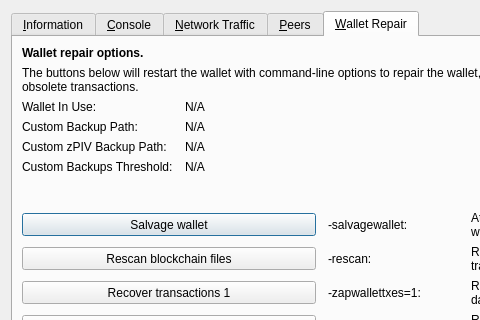
This is src/qt/forms/rpcconsole.ui in SpecialCoins/den as Qt 5 draws it before an edit; both pictures show x 0 to 480 and y 0 to 320 of the 769 by 496 pixel window. The edited form follows.
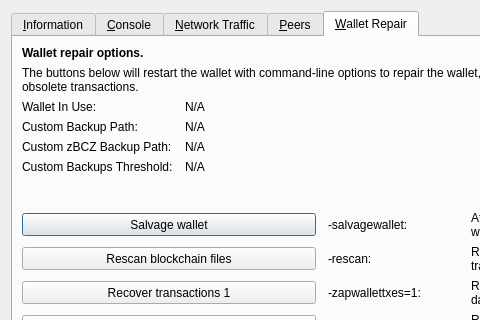
This is the edited form. The open tabs and pages were chosen to show the change. Icons and pictures are not drawn. Custom widgets are drawn as their Qt base class.

Diff of the .ui file:
```diff
--- a/src/qt/forms/rpcconsole.ui
+++ b/src/qt/forms/rpcconsole.ui
@@ -1333,7 +1333,7 @@
           <bool>false</bool>
          </property>
          <property name="text">
-          <string>Custom zPIV Backup Path:</string>
+          <string>Custom zBCZ Backup Path:</string>
          </property>
         </widget>
        </item>
```
